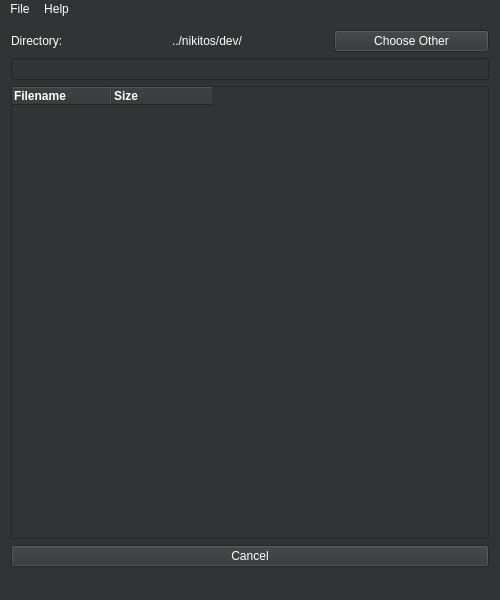
Nikitos9I/WordCrawler, file wordcrawler.ui: the form before one commit.
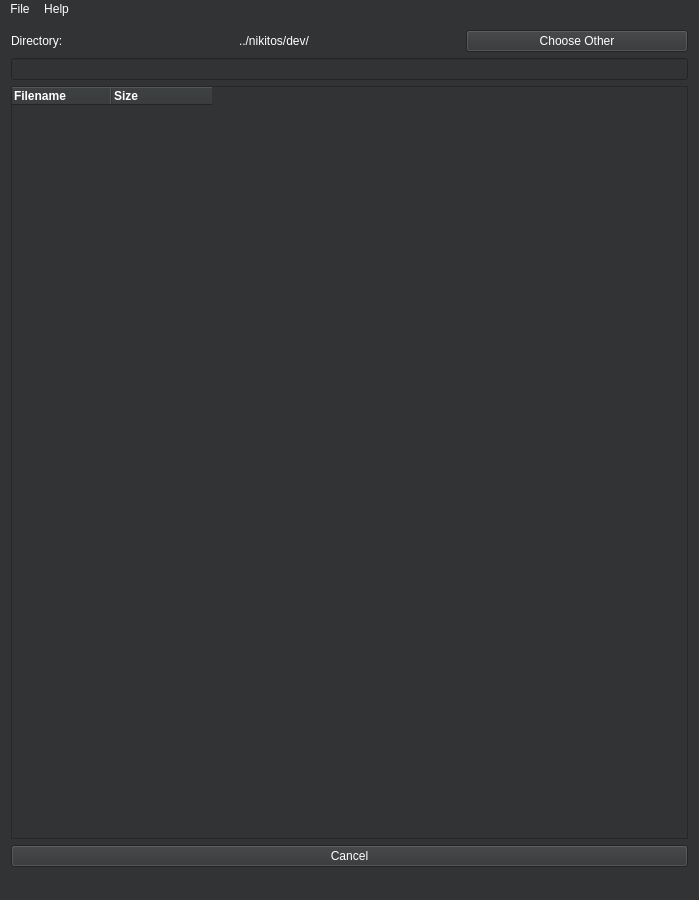
The form after the commit.

Patch:
```diff
--- a/wordcrawler.ui
+++ b/wordcrawler.ui
@@ -6,8 +6,8 @@
    <rect>
     <x>0</x>
     <y>0</y>
-    <width>500</width>
-    <height>600</height>
+    <width>699</width>
+    <height>900</height>
    </rect>
   </property>
   <property name="windowTitle">
@@ -126,7 +126,7 @@
     <rect>
      <x>0</x>
      <y>0</y>
-     <width>500</width>
+     <width>699</width>
      <height>22</height>
     </rect>
    </property>
```
